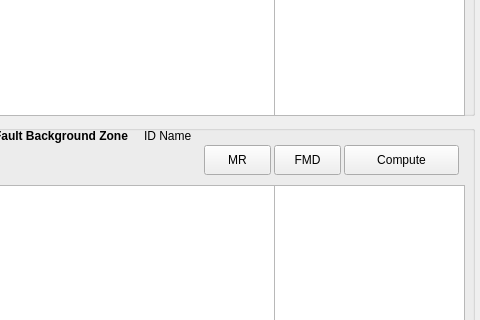
feuchner/seismicsource-toolkit, file mt_seismicsource/ui_seismicsource.ui: the form before one commit; both pictures show x 336 to 816 and y 105 to 425 of the 816 by 720 pixel window.
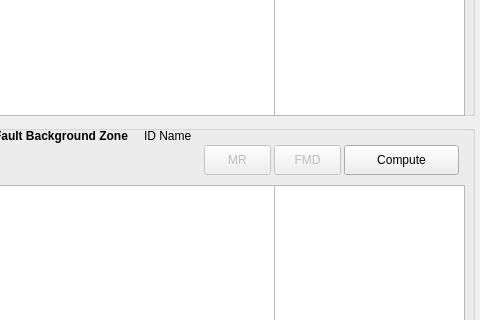
The form after the commit.

Commit message: don't let moment rate comparison plot appear immediately after computation

```diff
--- a/mt_seismicsource/ui_seismicsource.ui
+++ b/mt_seismicsource/ui_seismicsource.ui
@@ -819,6 +819,9 @@
      </property>
     </widget>
     <widget class="QPushButton" name="btnDataFaultBackgrDisplayFMD">
+     <property name="enabled">
+      <bool>false</bool>
+     </property>
      <property name="geometry">
       <rect>
        <x>290</x>
@@ -832,6 +835,9 @@
      </property>
     </widget>
     <widget class="QPushButton" name="btnDataFaultBackgrDisplayMR">
+     <property name="enabled">
+      <bool>false</bool>
+     </property>
      <property name="geometry">
       <rect>
        <x>220</x>
```
The commit also changes 2 other files.
